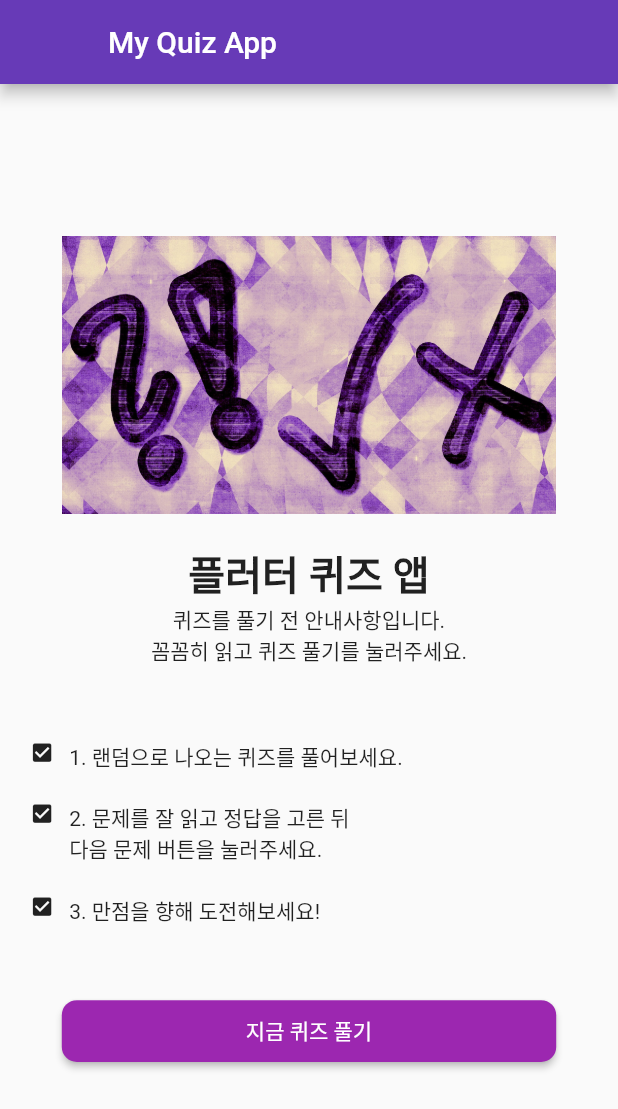
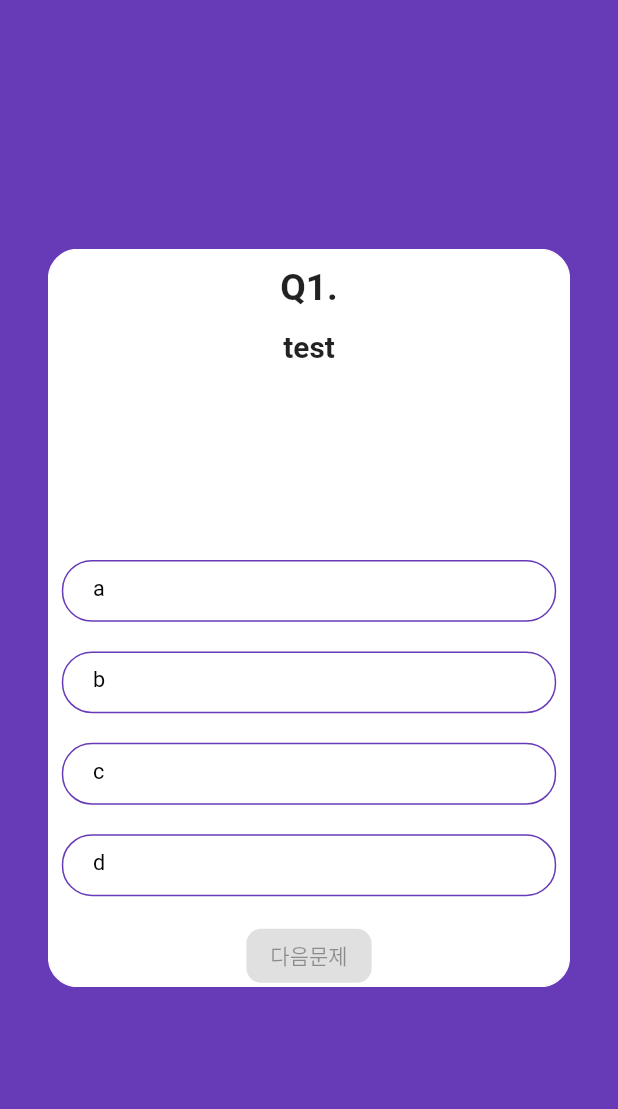
Before and after one commit to dits1019/Flutter-Quiz-App, a Flutter app: the screen it shows after launch, after a tap on "지금 퀴즈 풀기", on a phone screen of 412 x 824 dp. Shown: the top 1109 px of the screen. Run offline on Flutter 3.47's test engine with Material 2 defaults, Android fonts, the phone set to English and light mode, and no system bars; drawn by our look-alikes of auto_size_text; our stand-ins replace flutter_swiper.

Commit message:
퀴즈 풀기 화면 제작

```diff
--- a/lib/main.dart
+++ b/lib/main.dart
@@ -9,6 +9,7 @@ class MyApp extends StatelessWidget {
   @override
   Widget build(BuildContext context) {
     return MaterialApp(
+      debugShowCheckedModeBanner: false,
       title: "Quiz App",
       home: HomeScreen(),
     );
--- /dev/null
+++ b/lib/model/model_quiz.dart
@@ -0,0 +1,12 @@
+class Quiz {
+  String title;
+  List<String> candidates;
+  int answer;
+
+  Quiz({this.title, this.candidates, this.answer});
+
+  Quiz.fromMap(Map<String, dynamic> map)
+      : title = map['title'],
+        candidates = map['candidates'],
+        answer = map['answer'];
+}
--- a/lib/screen/screen_home.dart
+++ b/lib/screen/screen_home.dart
@@ -1,4 +1,6 @@
 import 'package:flutter/material.dart';
+import 'package:quiz_app/model/model_quiz.dart';
+import 'package:quiz_app/screen/screen_quiz.dart';
 
 class HomeScreen extends StatefulWidget {
   @override
@@ -12,6 +14,25 @@ class _HomeScreenState extends State<HomeScreen> {
     Size screenSize = MediaQuery.of(context).size;
     double width = screenSize.width;
     double height = screenSize.height;
+
+    //버튼을 눌렀을 때 데이터를 가져오게 하기 위해서 데이터를 만듬
+    List<Quiz> quizs = [
+      Quiz.fromMap({
+        'title': 'test',
+        'candidates': ['a', 'b', 'c', 'd'],
+        'answer': 0
+      }),
+      Quiz.fromMap({
+        'title': 'test',
+        'candidates': ['a', 'b', 'c', 'd'],
+        'answer': 0
+      }),
+      Quiz.fromMap({
+        'title': 'test',
+        'candidates': ['a', 'b', 'c', 'd'],
+        'answer': 0
+      }),
+    ];
 
     // SafeArea로 기기의 상단 노티부분과 하단 영역을 침범하지 않게 영역을 잡아줌
     return SafeArea(
@@ -49,22 +70,6 @@ class _HomeScreenState extends State<HomeScreen> {
             _buildStep(width, '2. 문제를 잘 읽고 정답을 고른 뒤\n다음 문제 버튼을 눌러주세요.'),
             _buildStep(width, '3. 만점을 향해 도전해보세요!'),
             Padding(padding: EdgeInsets.all(width * 0.048)),
-            // Container(
-            //   padding: EdgeInsets.only(bottom: width * 0.036),
-            //   child: Center(
-            //     child: ButtonTheme(
-            //       minWidth: width * 0.8,
-            //       height: height * 0.05,
-            //       shape: RoundedRectangleBorder(
-            //           borderRadius: BorderRadius.circular(10.0)),
-            //       child: RaisedButton(
-            //         child:
-            //             Text('지금 퀴즈 풀기', style: TextStyle(color: Colors.white)),
-            //         onPressed: () {},
-            //       ),
-            //     ),
-            //   ),
-            // ),
             Container(
               padding: EdgeInsets.only(bottom: width * 0.036),
               child: Center(
@@ -79,7 +84,16 @@ class _HomeScreenState extends State<HomeScreen> {
                     ),
                     child:
                         Text('지금 퀴즈 풀기', style: TextStyle(color: Colors.white)),
-                    onPressed: () {},
+                    onPressed: () {
+                      Navigator.push(
+                        context,
+                        MaterialPageRoute(
+                          builder: (context) => QuizScreen(
+                            quizs: quizs,
+                          ),
+                        ),
+                      );
+                    },
                   ),
                 ),
               ),
--- /dev/null
+++ b/lib/screen/screen_quiz.dart
@@ -0,0 +1,156 @@
+import 'package:auto_size_text/auto_size_text.dart';
+import 'package:flutter/material.dart';
+import 'package:flutter_swiper/flutter_swiper.dart';
+import 'package:quiz_app/model/model_quiz.dart';
+import 'package:quiz_app/widget/widget_candidates.dart';
+
+class QuizScreen extends StatefulWidget {
+  List<Quiz> quizs;
+  QuizScreen({this.quizs});
+
+  @override
+  _QuizScreenState createState() => _QuizScreenState();
+}
+
+class _QuizScreenState extends State<QuizScreen> {
+  //정답을 담아놓는 리스트
+  List<int> _answers = [-1, -1, -1];
+  //선택지가 선택되었는지 기록하는 리스트
+  List<bool> _answerState = [false, false, false, false];
+  //어떤 문제를 보고 있는지
+  int _currentIndex = 0;
+  SwiperController _controller = SwiperController();
+
+  @override
+  Widget build(BuildContext context) {
+    Size screenSize = MediaQuery.of(context).size;
+    double width = screenSize.width;
+    double height = screenSize.height;
+
+    return SafeArea(
+      child: Scaffold(
+        backgroundColor: Colors.deepPurple,
+        body: Center(
+          child: Container(
+            decoration: BoxDecoration(
+              borderRadius: BorderRadius.circular(20.0),
+              border: Border.all(color: Colors.deepPurple),
+            ),
+            width: width * 0.85,
+            height: height * 0.6,
+            child: Swiper(
+              controller: _controller,
+              //Swipe 모션을 틍해 넘어가지 않음(퀴즈 스킵을 막음)
+              physics: NeverScrollableScrollPhysics(),
+              loop: false,
+              itemCount: widget.quizs.length,
+              itemBuilder: (BuildContext context, int index) {
+                return _buildQuizCard(widget.quizs[index], width, height);
+              },
+            ),
+          ),
+        ),
+      ),
+    );
+  }
+
+  Widget _buildQuizCard(Quiz quiz, double width, double height) {
+    return Container(
+      decoration: BoxDecoration(
+          borderRadius: BorderRadius.circular(20.0),
+          border: Border.all(color: Colors.white),
+          color: Colors.white),
+      child: Column(
+        crossAxisAlignment: CrossAxisAlignment.center,
+        children: <Widget>[
+          Container(
+            padding: EdgeInsets.only(top: width * 0.024, bottom: width * 0.024),
+            child: Text(
+              'Q${(_currentIndex + 1).toString()}.',
+              style: TextStyle(
+                  fontSize: width * 0.06, fontWeight: FontWeight.bold),
+            ),
+          ),
+          Container(
+            width: width * 0.8,
+            padding: EdgeInsets.only(top: width * 0.012, bottom: width * 0.036),
+            child: AutoSizeText(
+              quiz.title,
+              textAlign: TextAlign.center,
+              maxLines: 2,
+              style: TextStyle(
+                  fontSize: width * 0.048, fontWeight: FontWeight.bold),
+            ),
+          ),
+          //이후에 배치될 childrean들이 아래에서부터 배치되록하는 효과
+          Expanded(child: Container()),
+          Column(children: _buildCandidates(width, quiz)),
+          Container(
+            constraints: BoxConstraints(minWidth: width * 0.5),
+            height: 40,
+            child: Center(
+              child: ElevatedButton(
+                style: ElevatedButton.styleFrom(
+                    textStyle: TextStyle(color: Colors.white),
+                    primary: Colors.deepPurple,
+                    shape: RoundedRectangleBorder(
+                        borderRadius: BorderRadius.circular(10.0))),
+                //문제 수에 따라 text 변경
+                child: _currentIndex == widget.quizs.length - 1
+                    ? Text('결과보기')
+                    : Text('다음문제'),
+                // 정답을 선택함에 따라 버튼이 켜짐(-1은 초기 상태)
+                onPressed: _answers[_currentIndex] == -1
+                    ? null
+                    : () {
+                        // 마지막 문제일 때
+                        if (_currentIndex == widget.quizs.length - 1) {
+                        }
+                        // 마지막 문제가 아닐 때
+                        else {
+                          //보기에 체크된 것들을 없앰
+                          _answerState = [false, false, false, false];
+                          //문제 번호 증가
+                          _currentIndex += 1;
+                          //다음 문제로 넘어감
+                          _controller.next();
+                        }
+                      },
+              ),
+            ),
+          ),
+        ],
+      ),
+    );
+  }
+
+  List<Widget> _buildCandidates(double width, Quiz quiz) {
+    List<Widget> _childrean = [];
+    for (int i = 0; i < 4; i++) {
+      _childrean.add(
+        CandiWidget(
+          index: i,
+          text: quiz.candidates[i],
+          width: width,
+          answerState: _answerState[i],
+          tap: () {
+            setState(() {
+              for (int j = 0; j < 4; j++) {
+                //선택된 것은 true
+                if (j == i) {
+                  _answerState[j] = true;
+                  _answers[_currentIndex] = j;
+                } else {
+                  //선택되지 않은 것들은 false
+                  _answerState[j] = false;
+                }
+              }
+            });
+          },
+        ),
+      );
+      _childrean.add(Padding(padding: EdgeInsets.all(width * 0.024)));
+    }
+    return _childrean;
+  }
+}
--- /dev/null
+++ b/lib/widget/widget_candidates.dart
@@ -0,0 +1,46 @@
+import 'package:flutter/material.dart';
+
+class CandiWidget extends StatefulWidget {
+  //부모 위젯에서 지정한 onTap을 전달하는 기능
+  VoidCallback tap;
+  String text;
+  int index;
+  double width;
+  bool answerState;
+
+  CandiWidget({this.tap, this.text, this.index, this.width, this.answerState});
+
+  @override
+  _CandiWidgetState createState() => _CandiWidgetState();
+}
+
+class _CandiWidgetState extends State<CandiWidget> {
+  @override
+  Widget build(BuildContext context) {
+    return Container(
+      width: widget.width * 0.8,
+      height: widget.width * 0.1,
+      padding: EdgeInsets.fromLTRB(widget.width * 0.048, widget.width * 0.024,
+          widget.width * 0.048, widget.width * 0.024),
+      decoration: BoxDecoration(
+          borderRadius: BorderRadius.circular(20.0),
+          border: Border.all(color: Colors.deepPurple),
+          //선택됨에 따라 색깔 변경
+          color: widget.answerState ? Colors.deepPurple : Colors.white),
+      child: InkWell(
+        child: Text(
+          widget.text,
+          style: TextStyle(
+              fontSize: widget.width * 0.035,
+              color: widget.answerState ? Colors.white : Colors.black),
+        ),
+        onTap: () {
+          setState(() {
+            widget.tap();
+            widget.answerState = !widget.answerState;
+          });
+        },
+      ),
+    );
+  }
+}
--- a/pubspec.yaml
+++ b/pubspec.yaml
@@ -28,6 +28,8 @@ dependencies:
   # The following adds the Cupertino Icons font to your application.
   # Use with the CupertinoIcons class for iOS style icons.
   cupertino_icons: ^1.0.2
+  flutter_swiper: ^1.1.6
+  auto_size_text: ^2.1.0
 
 dev_dependencies:
   flutter_test:
```
Also changed, not shown: pubspec.lock.
